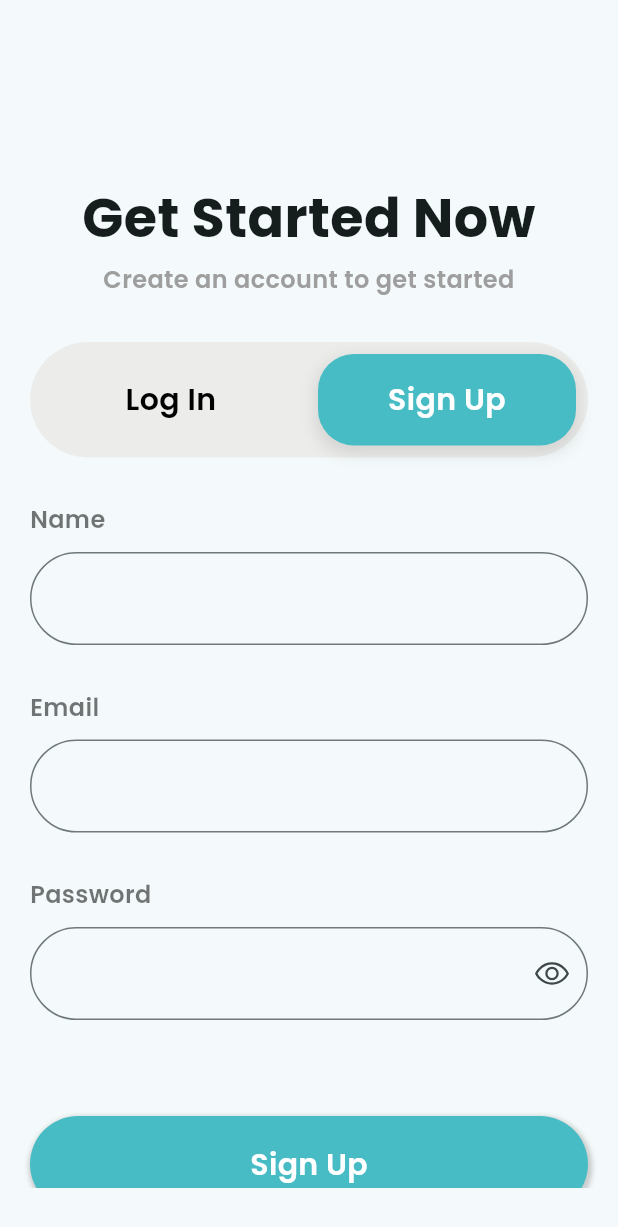
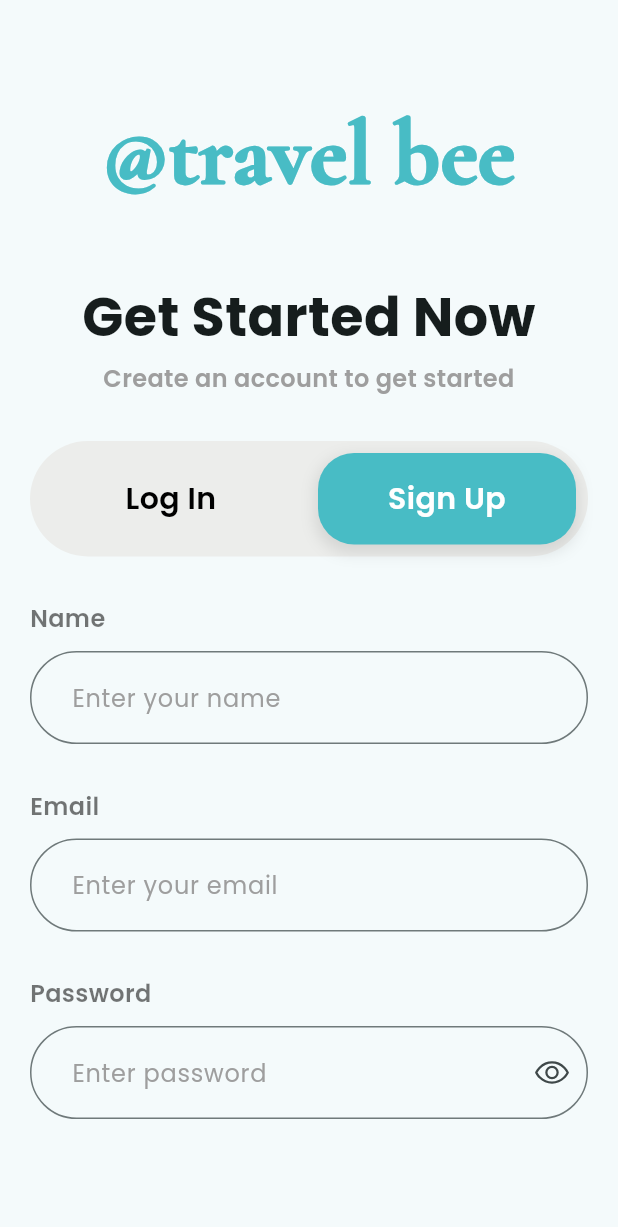
Before and after one commit to itsakhlaqahmed/travel_bee, a Flutter app: the screen it shows after launch, on a phone screen of 412 x 824 dp. Shown: the top 1227 px of the screen. Run offline on Flutter 3.47's test engine with Material 3 defaults, Android fonts, the phone set to English and light mode, and no system bars; our stand-ins replace cloud_firestore, curved_labeled_navigation_bar, firebase_auth, firebase_core, flutter_riverpod, google_fonts and 1 more; missing offline and left inert: excel; accounts and stored records are empty.

Commit message:
Update UI

```diff
--- a/lib/pages/common/auth/auth.dart
+++ b/lib/pages/common/auth/auth.dart
@@ -1,4 +1,5 @@
 import 'package:flutter/material.dart';
+import 'package:google_fonts/google_fonts.dart';
 import 'package:travel_bee/themes/color_theme.dart';
 import 'package:travel_bee/themes/font_theme.dart';
 import 'package:travel_bee/widgets/auth/auth_form.dart';
@@ -44,7 +45,18 @@ class _AuthState extends State<Auth> {
         child: Column(
           children: [
             const SizedBox(
-              height: 120,
+              height: 60,
+            ),
+            Text(
+              "@travel bee",
+              style: GoogleFonts.cormorantGaramond().copyWith(
+                fontSize: 60,
+                fontWeight: FontWeight.w900,
+                color: ColorTheme.primaryColor,
+              ),
+            ),
+            const SizedBox(
+              height: 40,
             ),
             Text(
               _isLoginSelected ? 'Welcome Back' : 'Get Started Now',
--- a/lib/widgets/auth/auth_form.dart
+++ b/lib/widgets/auth/auth_form.dart
@@ -60,7 +60,7 @@ class _AuthFormState extends State<AuthForm> {
   }
 
   void _submitForm() async {
-     setState(() {
+    setState(() {
       _isLoading = true;
     });
     bool isValid = _formKey.currentState!.validate();
@@ -102,6 +102,7 @@ class _AuthFormState extends State<AuthForm> {
               ? const SizedBox.shrink()
               : InputField(
                   label: 'Name',
+                  placeholderText: 'Enter your name',
                   onSave: (String? value) {
                     onSave('Name', value);
                   },
@@ -112,6 +113,7 @@ class _AuthFormState extends State<AuthForm> {
           ),
           InputField(
             label: 'Email',
+            placeholderText: 'Enter your email',
             onSave: (String? value) {
               onSave('email', value);
             },
@@ -122,11 +124,12 @@ class _AuthFormState extends State<AuthForm> {
           ),
           InputField(
             label: 'Password',
+            onValidation: onValidation,
+            placeholderText: 'Enter password',
             hideText: true,
             onSave: (String? value) {
               onSave('password', value);
             },
-            onValidation: onValidation,
           ),
           const SizedBox(
             height: 64,
--- a/lib/widgets/auth/input_field.dart
+++ b/lib/widgets/auth/input_field.dart
@@ -6,7 +6,7 @@ class InputField extends StatefulWidget {
   const InputField({
     super.key,
     required this.label,
-    this.placeholderText,
+    required this.placeholderText,
     this.placeholderIcon,
     this.onSave,
     this.onValidation,
@@ -15,7 +15,7 @@ class InputField extends StatefulWidget {
   });
 
   final String label;
-  final String? placeholderText;
+  final String placeholderText;
   final IconData? placeholderIcon;
   final bool? hideText;
   final void Function(String?)? onSave;
@@ -68,18 +68,8 @@ class _InputFieldState extends State<InputField> {
                         : Icon(PhosphorIcons.eyeSlash()),
                   )
                 : null,
-            // label: Row(
-            //   children: [
-            //     Icon(
-            //       widget.placeholderIcon,
-            //       // color: const Color.fromARGB(255, 253, 129, 59),
-            //     ),
-            //     const SizedBox(
-            //       width: 8,
-            //     ),
-            //     // Text(widget.placeholderText),
-            //   ],
-            // ),
+            label: Text(widget.placeholderText),
+            labelStyle: const TextStyle(color: Colors.grey),
             border: OutlineInputBorder(
               borderRadius: BorderRadius.circular(48),
               borderSide: const BorderSide(
--- a/lib/widgets/common/top_bar.dart
+++ b/lib/widgets/common/top_bar.dart
@@ -10,7 +10,7 @@ class TopBar extends StatelessWidget {
   @override
   Widget build(BuildContext context) {
     return Container(
-      color: ColorTheme.primaryColorTint,
+      // color: ColorTheme.primaryColorTint,
       padding: EdgeInsets.symmetric(
         horizontal: ThemeLayout.edgeHorizontalPadding,
       ),
@@ -19,8 +19,8 @@ class TopBar extends StatelessWidget {
         mainAxisAlignment: MainAxisAlignment.spaceBetween,
         children: [
           Text(
-            "Travel Bee",
-            style: GoogleFonts.cedarvilleCursive().copyWith(
+            "@travel bee",
+            style: GoogleFonts.cormorantGaramond().copyWith(
               fontSize: 32,
               fontWeight: FontWeight.w900,
               color: ColorTheme.primaryColor,
```
Also changed, not shown: lib/pages/listing_page.dart (+10 -47 lines), lib/widgets/common/filter_list.dart (+111 -100 lines).
